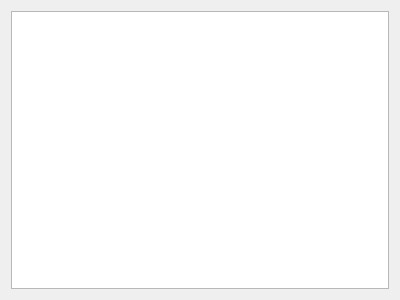
Before: the Qt Designer form passesviewwindow.ui in AlekseyLapunov/IS_Airport, drawn with Qt 5.
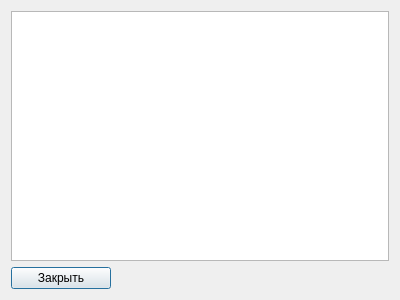
After: the same form once the commit is applied.

What changed in the file:
```diff
--- a/passesviewwindow.ui
+++ b/passesviewwindow.ui
@@ -39,6 +39,19 @@
      </property>
     </widget>
    </item>
+   <item>
+    <widget class="QPushButton" name="pushButton">
+     <property name="maximumSize">
+      <size>
+       <width>100</width>
+       <height>16777215</height>
+      </size>
+     </property>
+     <property name="text">
+      <string>Закрыть</string>
+     </property>
+    </widget>
+   </item>
   </layout>
  </widget>
  <resources/>
```
Left out of the diff: 16 changed lines with no effect on the pictures.
